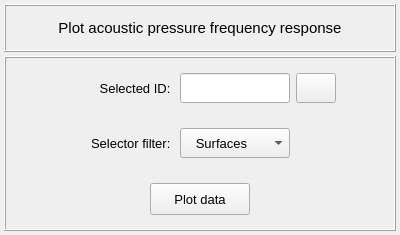
Qt form vibra/interface/data/ui_files/plots/acoustic/acoustic_pressure_frequency_response_inputs.ui (MOPT-UFSC/VIBRA) before a commit.
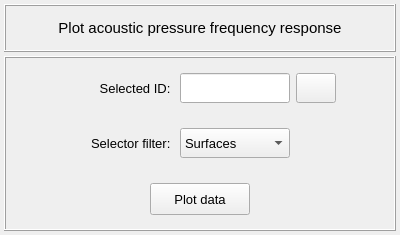
The same form after that commit. Icons and pictures are not drawn.

What changed in the file:
```diff
--- a/vibra/interface/data/ui_files/plots/acoustic/acoustic_pressure_frequency_response_inputs.ui
+++ b/vibra/interface/data/ui_files/plots/acoustic/acoustic_pressure_frequency_response_inputs.ui
@@ -467,7 +467,7 @@
            </property>
            <item>
             <property name="text">
-             <string>   Surfaces</string>
+             <string>Surfaces</string>
             </property>
            </item>
            <item>
```
Left out of the diff: 15 changed lines with no effect on the pictures.
